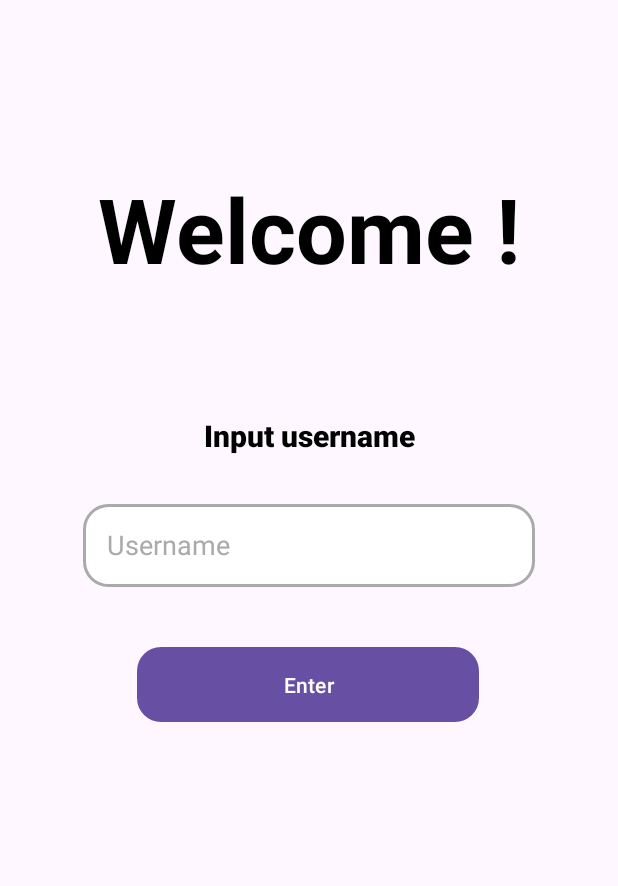
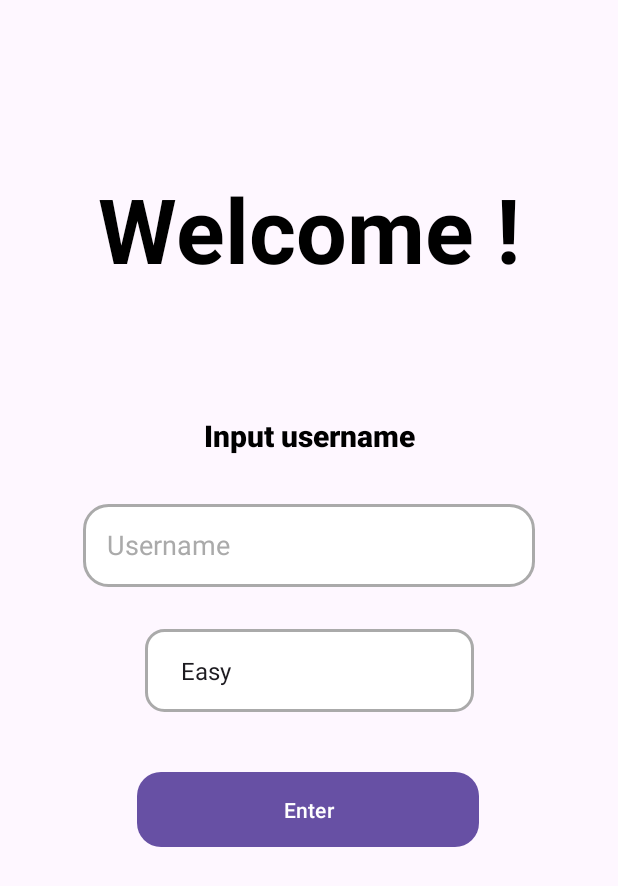
Before and after one commit to Proylann/IntelliQuiz.github.io, an Android app: the MainActivity screen opened directly, with no data from a screen before it, on a phone screen of 412 x 824 dp. Shown: the top 886 px of the screen. Run offline under Robolectric (Android 15) with nearby library versions, the phone set to English and light mode, and no system bars.

Commit message:
Difficulty Added

```diff
--- a/app/src/main/java/com/example/intelliquiz/MainActivity.kt
+++ b/app/src/main/java/com/example/intelliquiz/MainActivity.kt
@@ -1,54 +1,63 @@
 package com.example.intelliquiz
 
+import android.content.Intent
 import android.os.Bundle
+import android.util.Log
+import android.widget.*
 import androidx.activity.enableEdgeToEdge
 import androidx.appcompat.app.AppCompatActivity
 import androidx.core.view.ViewCompat
 import androidx.core.view.WindowInsetsCompat
-import android.content.Intent
-import android.util.Log
-import android.widget.Button
-import android.widget.EditText
-import android.widget.Toast
 import com.example.intelliquiz.api.RetrofitClient
 import com.example.intelliquiz.model.Score
 import kotlinx.coroutines.CoroutineScope
 import kotlinx.coroutines.Dispatchers
 import kotlinx.coroutines.launch
 import kotlinx.coroutines.withContext
-import retrofit2.Call
-import retrofit2.Callback
 import retrofit2.Response
 
 class MainActivity : AppCompatActivity() {
     private lateinit var userInp: EditText
     private lateinit var enterButton: Button
+    private lateinit var difficultySpinner: Spinner
 
     override fun onCreate(savedInstanceState: Bundle?) {
         super.onCreate(savedInstanceState)
         enableEdgeToEdge()
         setContentView(R.layout.activity_main)
+
+        // Adjust layout for system bars
         ViewCompat.setOnApplyWindowInsetsListener(findViewById(R.id.main)) { v, insets ->
             val systemBars = insets.getInsets(WindowInsetsCompat.Type.systemBars())
             v.setPadding(systemBars.left, systemBars.top, systemBars.right, systemBars.bottom)
             insets
         }
 
+        // Initialize views
         userInp = findViewById(R.id.userInp)
         enterButton = findViewById(R.id.enterButton)
+        difficultySpinner = findViewById(R.id.difficultySpinner)
 
+        // Set up Spinner with difficulty levels
+        val difficulties = arrayOf("Easy", "Medium", "Difficult")
+        val adapter = ArrayAdapter(this, android.R.layout.simple_spinner_item, difficulties)
+        adapter.setDropDownViewResource(android.R.layout.simple_spinner_dropdown_item)
+        difficultySpinner.adapter = adapter
+
+        // Handle Enter button click
         enterButton.setOnClickListener {
             val username = userInp.text.toString().trim()
+            val selectedDifficulty = difficultySpinner.selectedItem.toString()
             if (username.isNotEmpty()) {
                 // Fetch existing scores from the API
-                fetchScores(username) // Fetch scores when user enters their name
+                fetchScores(username, selectedDifficulty)
             } else {
                 Toast.makeText(this, "Please enter a username", Toast.LENGTH_SHORT).show()
             }
         }
     }
 
-    private fun fetchScores(username: String) {
+    private fun fetchScores(username: String, difficulty: String) {
         CoroutineScope(Dispatchers.IO).launch {
             try {
                 val response: Response<List<Score>> = RetrofitClient.apiService.getScores()
@@ -72,8 +81,10 @@ class MainActivity : AppCompatActivity() {
                             // If username does not exist, proceed to the Subjects activity
                             val intent = Intent(this@MainActivity, Subjects::class.java)
                             intent.putExtra("USERNAME", username)
+                            intent.putExtra("DIFFICULTY", difficulty)
                             startActivity(intent)
                         }
+
                     } else {
                         Log.e("MainActivity", "Failed to fetch scores. Code: ${response.code()}")
                         Toast.makeText(
--- /dev/null
+++ b/app/src/main/res/drawable/custom_spinner_background.xml
@@ -0,0 +1,5 @@
+<shape xmlns:android="http://schemas.android.com/apk/res/android">
+    <solid android:color="@android:color/white" />
+    <corners android:radius="12dp" />
+    <stroke android:width="2dp" android:color="@android:color/darker_gray" />
+</shape>
--- /dev/null
+++ b/app/src/main/res/drawable/custom_spinner_dropdown.xml
@@ -0,0 +1,5 @@
+<shape xmlns:android="http://schemas.android.com/apk/res/android">
+    <solid android:color="@android:color/white" />
+    <corners android:radius="12dp" />
+    <stroke android:width="1dp" android:color="@android:color/darker_gray" />
+</shape>
--- a/app/src/main/res/layout/activity_main.xml
+++ b/app/src/main/res/layout/activity_main.xml
@@ -1,4 +1,3 @@
-<?xml version="1.0" encoding="utf-8"?>
 <androidx.constraintlayout.widget.ConstraintLayout
     xmlns:android="http://schemas.android.com/apk/res/android"
     xmlns:app="http://schemas.android.com/apk/res-auto"
@@ -7,8 +6,6 @@
     android:layout_width="match_parent"
     android:layout_height="match_parent"
     tools:context=".MainActivity">
-
-
 
     <TextView
         android:id="@+id/welcomeTextView"
@@ -51,6 +48,19 @@
         app:layout_constraintTop_toBottomOf="@id/inputPromptTextView"
         app:layout_constraintWidth_percent="0.8" />
 
+    <Spinner
+        android:id="@+id/difficultySpinner"
+        android:layout_width="219dp"
+        android:layout_height="55dp"
+        android:layout_marginTop="28dp"
+        android:background="@drawable/custom_spinner_background"
+        android:padding="16dp"
+        android:popupBackground="@drawable/custom_spinner_dropdown"
+        app:layout_constraintEnd_toEndOf="parent"
+        app:layout_constraintStart_toStartOf="parent"
+        app:layout_constraintTop_toBottomOf="@id/userInp"
+        app:layout_constraintWidth_percent="0.8" />
+
     <Button
         android:id="@+id/enterButton"
         android:layout_width="228dp"
@@ -63,7 +73,7 @@
         app:layout_constraintEnd_toEndOf="parent"
         app:layout_constraintHorizontal_bias="0.497"
         app:layout_constraintStart_toStartOf="parent"
-        app:layout_constraintTop_toBottomOf="@id/userInp"
+        app:layout_constraintTop_toBottomOf="@id/difficultySpinner"
         app:layout_constraintWidth_percent="0.8" />
 
 </androidx.constraintlayout.widget.ConstraintLayout>
--- a/app/src/main/res/values/strings.xml
+++ b/app/src/main/res/values/strings.xml
@@ -1,3 +1,8 @@
 <resources>
     <string name="app_name">IntelliQuiz</string>
+    <string-array name="difficulty_levels">
+        <item>Easy</item>
+        <item>Medium</item>
+        <item>Difficult</item>
+    </string-array>
 </resources>
```
Also changed, not shown: app/src/main/java/com/example/intelliquiz/QuizSection.kt (+45 -19 lines), app/src/main/java/com/example/intelliquiz/Subjects.kt (+7 -10 lines), app/src/main/res/layout/activity_quiz_section.xml (+6 -5 lines), 2 other files.
